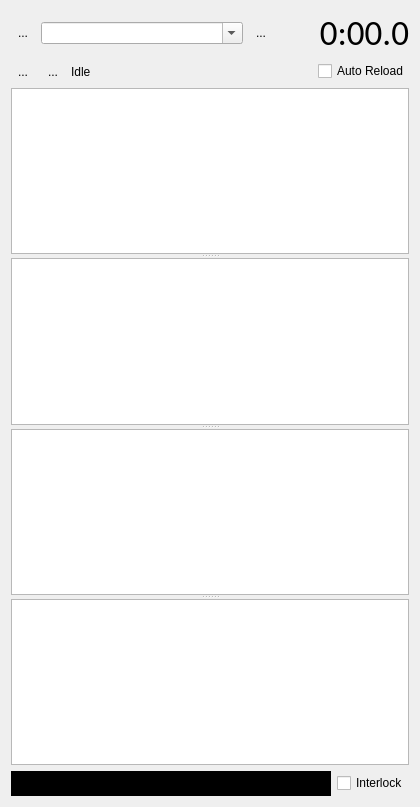
The window that ui/AutoLoad.ui (MonroeQuantumNetworks/IonControl) describes before a commit, drawn with Qt 5.
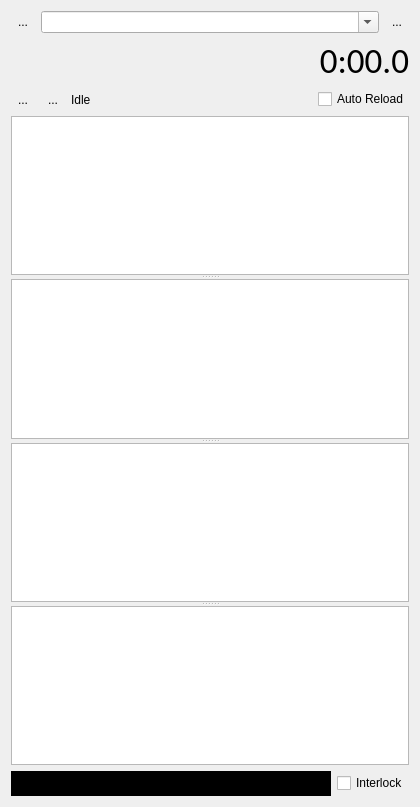
The same window after the commit. Icons and pictures are not drawn. Custom widgets are drawn as their Qt base class.

```diff
--- a/ui/AutoLoad.ui
+++ b/ui/AutoLoad.ui
@@ -57,18 +57,7 @@
        </property>
       </widget>
      </item>
-     <item>
-      <spacer name="horizontalSpacer">
-       <property name="orientation">
-        <enum>Qt::Horizontal</enum>
-       </property>
-       <property name="sizeHint" stdset="0">
-        <size>
-         <width>40</width>
-         <height>20</height>
-        </size>
-       </property>
-      </spacer>
+    </layout>
      </item>
      <item>
       <widget class="QLabel" name="elapsedLabel">
@@ -85,8 +74,6 @@
         <set>Qt::AlignRight|Qt::AlignTrailing|Qt::AlignVCenter</set>
        </property>
       </widget>
-     </item>
-    </layout>
    </item>
    <item>
     <layout class="QHBoxLayout" name="horizontalLayout_5">
```
Lines whose indentation alone changed are shown as unchanged.
